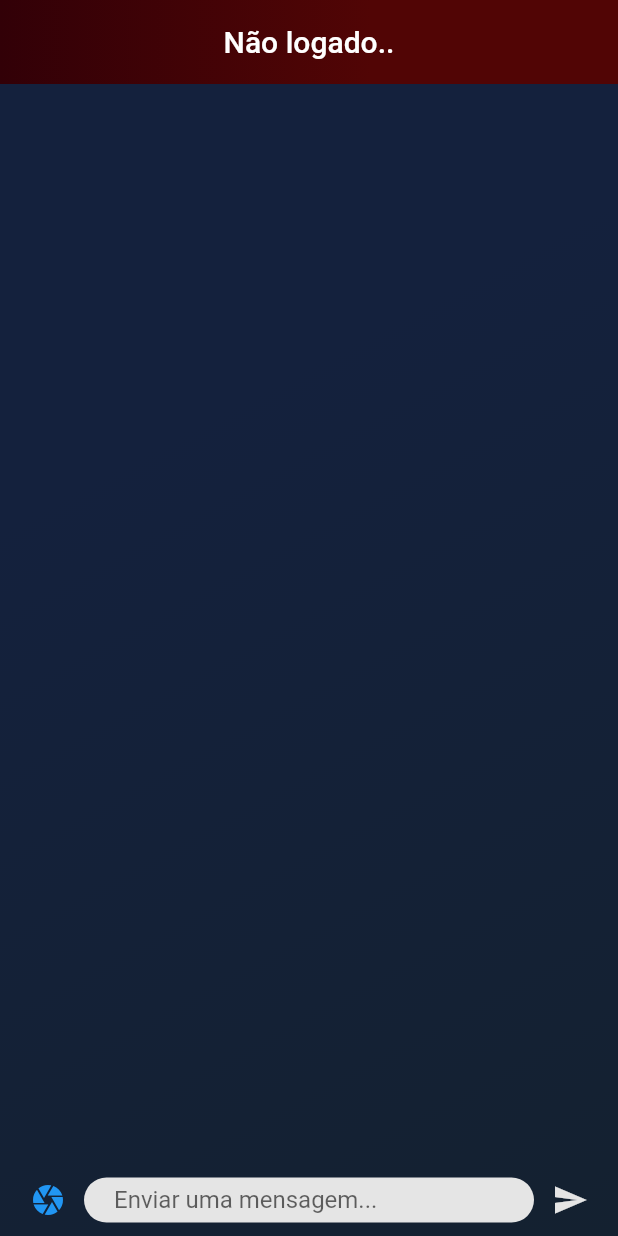
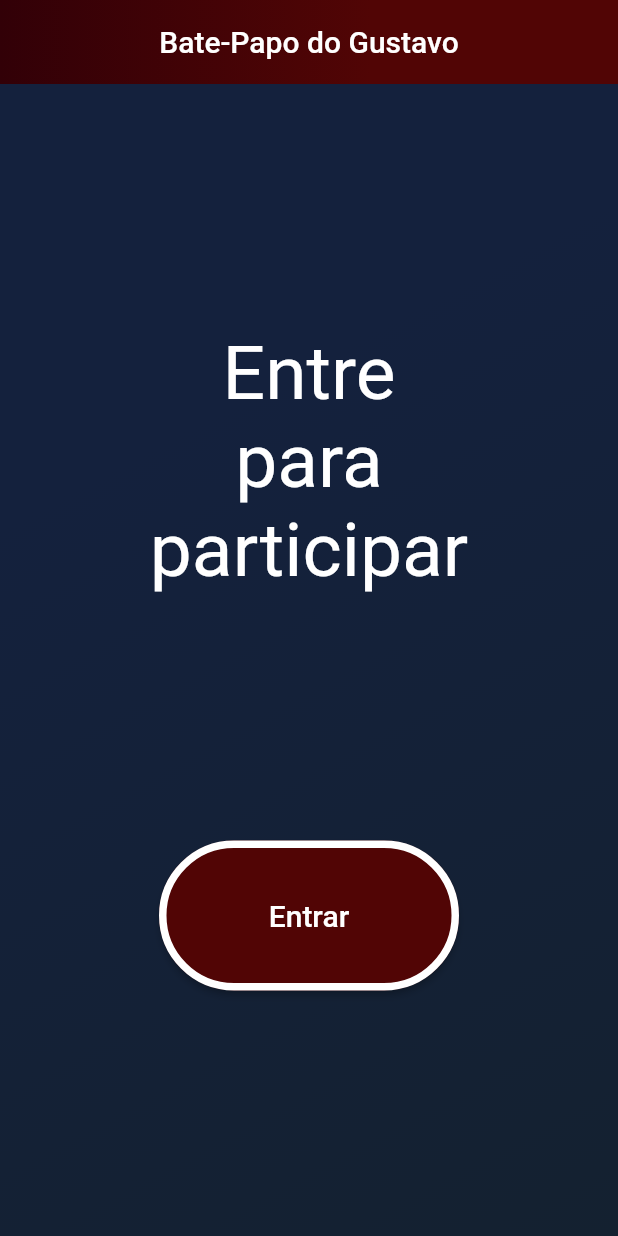
Before and after one commit to GustavoNeri02/chat, a Flutter app: the screen it shows after launch, on a phone screen of 412 x 824 dp. Run offline on Flutter 3.47's test engine with Material 2 defaults, Android fonts, the phone set to English and light mode, and no system bars; our stand-ins replace cloud_firestore, firebase_auth, firebase_storage, google_sign_in, image_picker; accounts and stored records are empty.

Commit message:
Criada tela inicial para entrar

```diff
--- a/lib/chat_message.dart
+++ b/lib/chat_message.dart
@@ -76,7 +76,7 @@ class ChatMessage extends StatelessWidget {
                                         topRight: Radius.circular(40)),
                                 child: Image.network(
                                   map["imageUrl"],
-                                  width: 150,
+                                  width: 200,
                                 ),
                               )
                             : Padding(
--- a/lib/chat_screen.dart
+++ b/lib/chat_screen.dart
@@ -57,16 +57,19 @@ class _ChatScreenState extends State<ChatScreen> {
     }
   }
 
-  void _sendMessages({String text, File imgFile}) async {
-    final FirebaseUser user = await _getUser();
-
-    if (user == null) {
+  void _logIn() async {
+    _currentUser = await _getUser();
+    setState(() {});
+    if (_currentUser == null) {
       scaffoldKey.currentState.showSnackBar(SnackBar(
         content: Text("Não foi possível fazer o login, tente novamente"),
         backgroundColor: Colors.red,
       ));
     }
+  }
 
+  void _sendMessages({String text, File imgFile, FirebaseUser user}) async {
+    user = _currentUser;
     Map<String, dynamic> map = {
       "uid": user.uid,
       "senderName": user.displayName,
@@ -113,7 +116,7 @@ class _ChatScreenState extends State<ChatScreen> {
         ),
         title: _currentUser != null
             ? Text("Olá ${_currentUser.displayName}")
-            : Text("Não logado.."),
+            : Text("Bate-Papo do Gustavo"),
         centerTitle: true,
         elevation: 0,
         leading: _currentUser != null
@@ -131,22 +134,29 @@ class _ChatScreenState extends State<ChatScreen> {
             : Container(),
         actions: [
           _currentUser != null
-              ? IconButton(icon: Icon(Icons.more_vert), onPressed: (){
-                showDialog(context: context, builder: (context){
+              ? IconButton(
+                  icon: Icon(Icons.delete_sweep),
+                  onPressed: () {
+                    showDialog(
+                        context: context,
+                        builder: (context) {
                           return AlertDialog(
                             title: Text("Apagar suas mensagens?"),
-                    content: Text("Você irá apagar todas as suas mensagens!",),
+                            content: Text(
+                              "Você irá apagar todas as suas mensagens!",
+                            ),
                             actions: [
                               TextButton(
                                 child: Text("confirmar",
                                     style: TextStyle(color: Colors.grey)),
-                        onPressed: (){
+                                onPressed: () {
                                   Firestore.instance
                                       .collection("mensagens")
                                       .getDocuments()
                                       .then((snapshot) {
-                            for (DocumentSnapshot document in snapshot.documents) {
-                              if(document["uid"] == _currentUser.uid){
+                                    for (DocumentSnapshot document
+                                        in snapshot.documents) {
+                                      if (document["uid"] == _currentUser.uid) {
                                         document.reference.delete();
                                       }
                                     }
@@ -154,13 +164,14 @@ class _ChatScreenState extends State<ChatScreen> {
                                   Navigator.pop(context);
                                 },
                               ),
-                      TextButton(onPressed: (){
+                              TextButton(
+                                  onPressed: () {
                                     Navigator.pop(context);
-                      }, child: Text("Cancelar"))
+                                  },
+                                  child: Text("Cancelar"))
                             ],
                           );
                         });
-
                   })
               : Container()
         ],
@@ -174,7 +185,8 @@ class _ChatScreenState extends State<ChatScreen> {
               stops: [0.3, 1]),
           color: Color(0xff14213d), //14213d
         ),
-        child: Column(
+        child: _currentUser != null
+            ? Column(
                 children: [
                   Expanded(
                       child: StreamBuilder<QuerySnapshot>(
@@ -196,8 +208,8 @@ class _ChatScreenState extends State<ChatScreen> {
                             itemBuilder: (context, index) {
                               return ChatMessage(
                                 map: documents[index].data,
-                          mine:
-                              documents[index].data["uid"] == _currentUser?.uid,
+                                mine: documents[index].data["uid"] ==
+                                    _currentUser?.uid,
                               );
                             },
                           );
@@ -207,6 +219,36 @@ class _ChatScreenState extends State<ChatScreen> {
                   _isloading ? LinearProgressIndicator() : Container(),
                   TextComposer(_sendMessages),
                 ],
+              )
+            : Center(
+                child: Column(
+                  mainAxisAlignment: MainAxisAlignment.spaceEvenly,
+                  children: [
+                    Text(
+                      "Entre\npara\nparticipar",
+                      style: TextStyle(color: Colors.white, fontSize: 50),
+                      textAlign: TextAlign.center,
+                    ),
+                    MaterialButton(
+                      onPressed: () {
+                        _logIn();
+                      },
+                      minWidth: 200,
+                      height: 100,
+                      child: Text(
+                        "Entrar",
+                        style: TextStyle(color: Colors.white, fontSize: 20),
+                      ),
+                      color: Color(0xff510505),
+                      shape: StadiumBorder(
+                        side: BorderSide(
+                          color: Colors.white,
+                          width: 5,
+                        ),
+                      ),
+                    )
+                  ],
+                ),
               ),
       ),
     );
```
Lines whose indentation alone changed are shown as unchanged.
